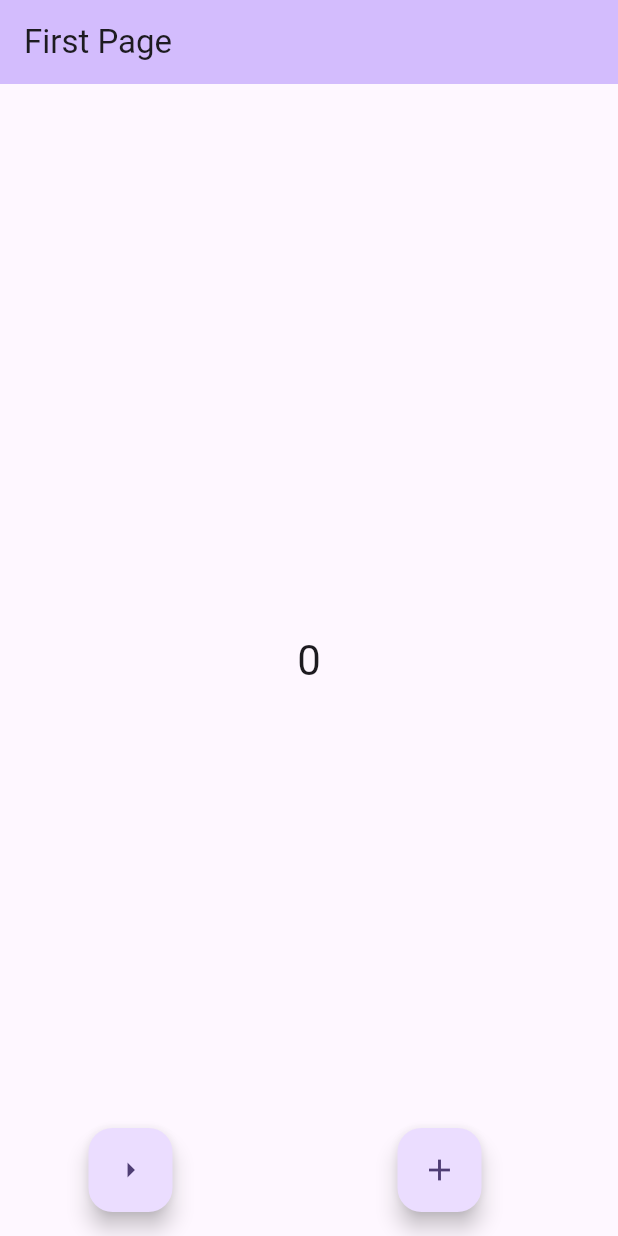
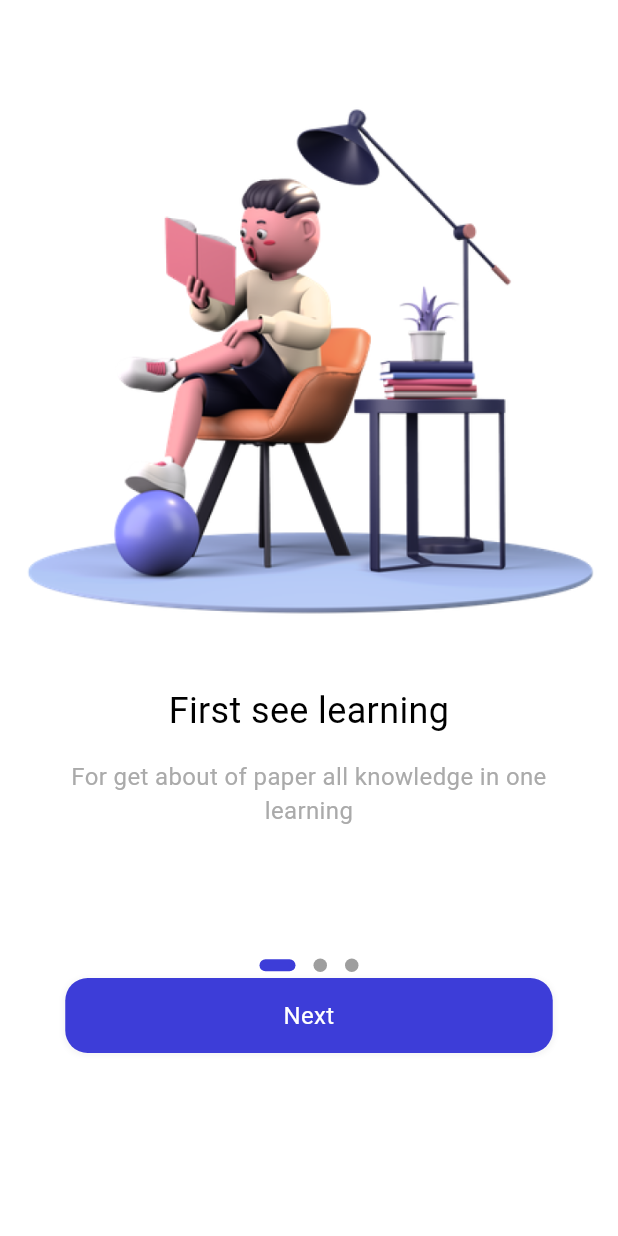
Before and after one commit to NDZwei/tutorial, a Flutter app: the screen it shows after launch, on a phone screen of 412 x 824 dp. Run offline on Flutter 3.47's test engine with Material 3 defaults, Android fonts, the phone set to English and light mode, and no system bars; drawn by our look-alikes of dots_indicator; our stand-ins replace flutter_riverpod, get, riverpod_annotation; generated files the repository leaves out were written again.

Commit message:
flutter: course app: add welcome page

```diff
--- /dev/null
+++ b/flutter/river_pod_course_app/lib/common/utils/app_colors.dart
@@ -0,0 +1,17 @@
+import 'dart:ui';
+
+class AppColors {
+  static const Color primaryBackground = Color.fromARGB(255, 255, 255, 255);
+  static const Color primarySecondaryBackground = Color.fromARGB(255, 247, 247, 249);
+  static const Color primaryElement = Color.fromARGB(255, 61, 61, 216);
+  static const Color primaryText = Color.fromARGB(255, 0, 0, 0);
+  static const Color primaryBg = Color.fromARGB(210, 32, 47, 62);
+  static const Color primaryElementText = Color.fromARGB(255, 255, 255, 255);
+  static const Color primarySecondaryElementText = Color.fromARGB(255, 102, 102, 102);
+  static const Color primaryThreeElementText = Color.fromARGB(255, 170, 170, 170);
+  static const Color primaryFourElementText = Color.fromARGB(255, 204, 204, 204);
+  static const Color primaryElementStatus = Color.fromARGB(255, 88, 174, 127);
+  static const Color primaryElementBg = Color.fromARGB(255, 238, 121, 99);
+
+
+}
--- /dev/null
+++ b/flutter/river_pod_course_app/lib/common/widgets/widget_custom.dart
@@ -0,0 +1,31 @@
+
+import 'package:flutter/cupertino.dart';
+import 'package:flutter/material.dart';
+import 'package:river_pod_course_app/common/utils/app_colors.dart';
+import 'package:river_pod_course_app/common/widgets/text_custom.dart';
+
+import 'button_custom.dart';
+
+Widget appOnboardingPage({
+  index = 0,
+  String imagePath = "",
+  String title = "",
+  String subtitle = "",
+  required PageController controller,
+}) {
+  return Column(
+    children: [
+      Image.asset(imagePath, fit: BoxFit.fitWidth,),
+      Container(
+          margin: const EdgeInsets.only(top: 15),
+          child: textFontNormal(text: title, color: AppColors.primaryText, fontSize: 24)
+      ),
+      Container(
+        margin: const EdgeInsets.only(top: 15),
+        padding: const EdgeInsets.only(left: 30, right: 30),
+        child: textFontNormal(text: subtitle),
+      ),
+      nextButton(index: index, controller: controller)
+    ],
+  );
+}
--- a/flutter/river_pod_course_app/lib/main.dart
+++ b/flutter/river_pod_course_app/lib/main.dart
@@ -1,5 +1,6 @@
 import 'package:flutter/material.dart';
 import 'package:flutter_riverpod/flutter_riverpod.dart';
+import 'package:river_pod_course_app/pages/welcome/welcome.dart';
 
 void main() {
   runApp(const ProviderScope(child: MyApp()));
@@ -16,7 +17,7 @@
         colorScheme: ColorScheme.fromSeed(seedColor: Colors.deepPurple),
         useMaterial3: true,
       ),
-      home: const MyHomePage(),
+      home: Welcome(),
     );
   }
 }
--- /dev/null
+++ b/flutter/river_pod_course_app/lib/pages/welcome/welcome.dart
@@ -0,0 +1,80 @@
+
+import 'package:dots_indicator/dots_indicator.dart';
+import 'package:flutter/material.dart';
+import 'package:flutter_riverpod/flutter_riverpod.dart';
+import 'package:river_pod_course_app/common/utils/app_colors.dart';
+
+import '../../common/widgets/widget_custom.dart';
+import 'notifier/welcome_notifier.dart';
+
+class Welcome extends ConsumerWidget {
+  Welcome({super.key});
+
+  final PageController _controller = PageController();
+
+  @override
+  Widget build(BuildContext context, WidgetRef ref) {
+
+    final index = ref.watch(indexDotProvider);
+
+    return SafeArea(
+      child: Scaffold(
+        backgroundColor: Colors.white,
+        body: Container(
+          margin: const EdgeInsets.only(top: 30),
+          child: Stack(
+            alignment: Alignment.topCenter,
+            children: [
+              PageView(
+                onPageChanged: (value) {
+                  ref.read(indexDotProvider.notifier).changeIndex(value);
+                },
+                controller: _controller,
+                scrollDirection: Axis.horizontal,
+                children: [
+                  appOnboardingPage(
+                      index: 1,
+                      controller: _controller,
+                      imagePath: "assets/images/reading.png",
+                      title: "First see learning",
+                      subtitle: "For get about of paper all knowledge in one learning"
+                  ),
+                  appOnboardingPage(
+                      index: 2,
+                      controller: _controller,
+                      imagePath: "assets/images/boy.png",
+                      title: "Connect with everyone",
+                      subtitle: "Always keep in touch with your tutor and friends. Let's get connected"
+                  ),
+                  appOnboardingPage(
+                      index: 3,
+                      controller: _controller,
+                      imagePath: "assets/images/man.png",
+                      title: "Always faceted learning",
+                      subtitle: "Anywhere, anytime. The time is at your discretion. So study wherever you can"
+                  ),
+                ],
+              ),
+              Positioned(
+                bottom: 170,
+                child: DotsIndicator(
+                  position: index,
+                  dotsCount: 3,
+                  mainAxisAlignment: MainAxisAlignment.center,
+                  decorator: DotsDecorator(
+                    activeColor: AppColors.primaryElement,
+                    size: const Size.square(9),
+                    activeSize: const Size(24, 8),
+                    activeShape: RoundedRectangleBorder(
+                      borderRadius: BorderRadius.circular(5)
+                    )
+                  ),
+                )
+              )
+            ],
+          ),
+        )
+      ),
+    );
+  }
+}
```
Also changed, not shown: flutter/river_pod_course_app/lib/common/widgets/button_custom.dart (added, +42 -0 lines), flutter/river_pod_course_app/lib/common/widgets/text_custom.dart (added, +17 -0 lines), flutter/river_pod_course_app/lib/pages/welcome/notifier/welcome_notifier.dart (added, +14 -0 lines), flutter/river_pod_course_app/pubspec.yaml (+7 -0 lines), flutter/river_pod_course_app/lib/pages/welcome/notifier/welcome_notifier.g.dart (added), flutter/river_pod_course_app/pubspec.lock.
